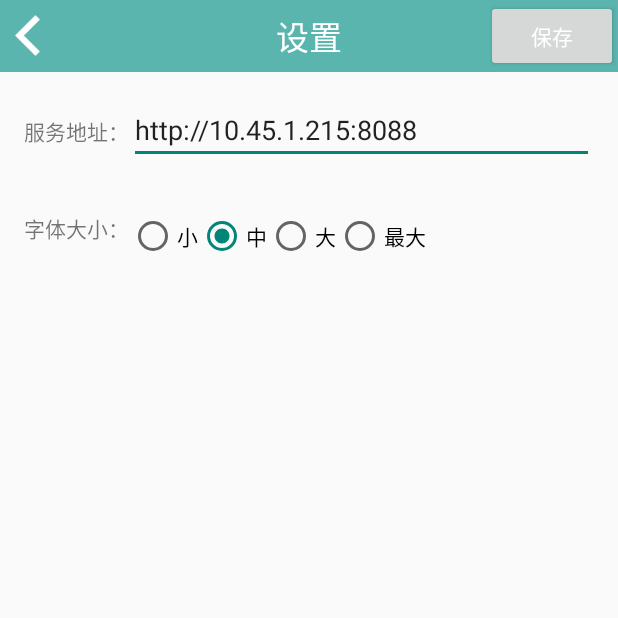
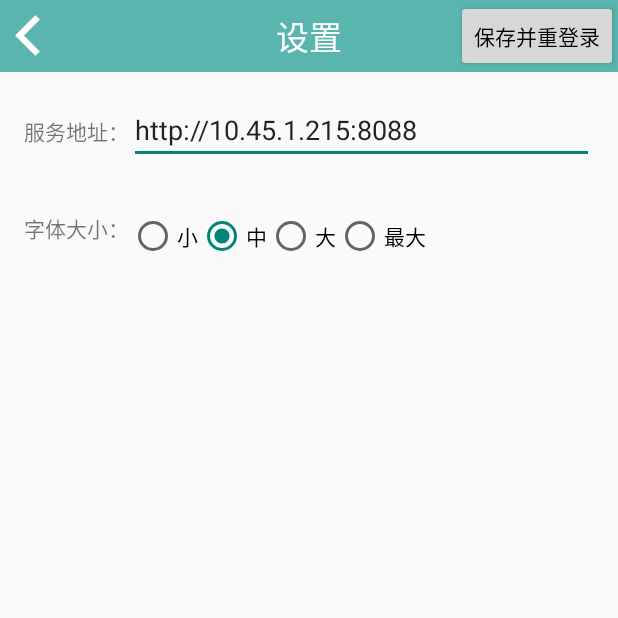
Before and after one commit to y0y0alice/ZHT_AndroidStudio, an Android app: the CustomSettingActivity screen opened directly, with no data from a screen before it, on a phone screen of 412 x 824 dp, the top half of it. Run offline under Robolectric (Android 15) with nearby library versions, the phone set to English and light mode, and no system bars; libraries missing offline, so code that uses them is left out: com.amap.api, com.tencent.smtt, com.videogo.openapi.

Commit message:
修改一些样式，加一个刷新按钮

```diff
--- a/app/src/main/res/layout/activity_custom_setting.xml
+++ b/app/src/main/res/layout/activity_custom_setting.xml
@@ -35,8 +35,8 @@
             android:layout_height="wrap_content"
             android:layout_alignParentRight="true"
             android:layout_centerVertical="true"
-            android:text="保存"
-            android:textColor="@android:color/white" />
+            android:text="保存并重登录"
+            android:textColor="@android:color/black" />
     </RelativeLayout>
 
     <LinearLayout
```
Also changed, not shown: app/src/main/java/com/skyland/zht/MainActivity.java (+12 -0 lines), app/src/main/res/layout/activity_main.xml (+10 -2 lines).
